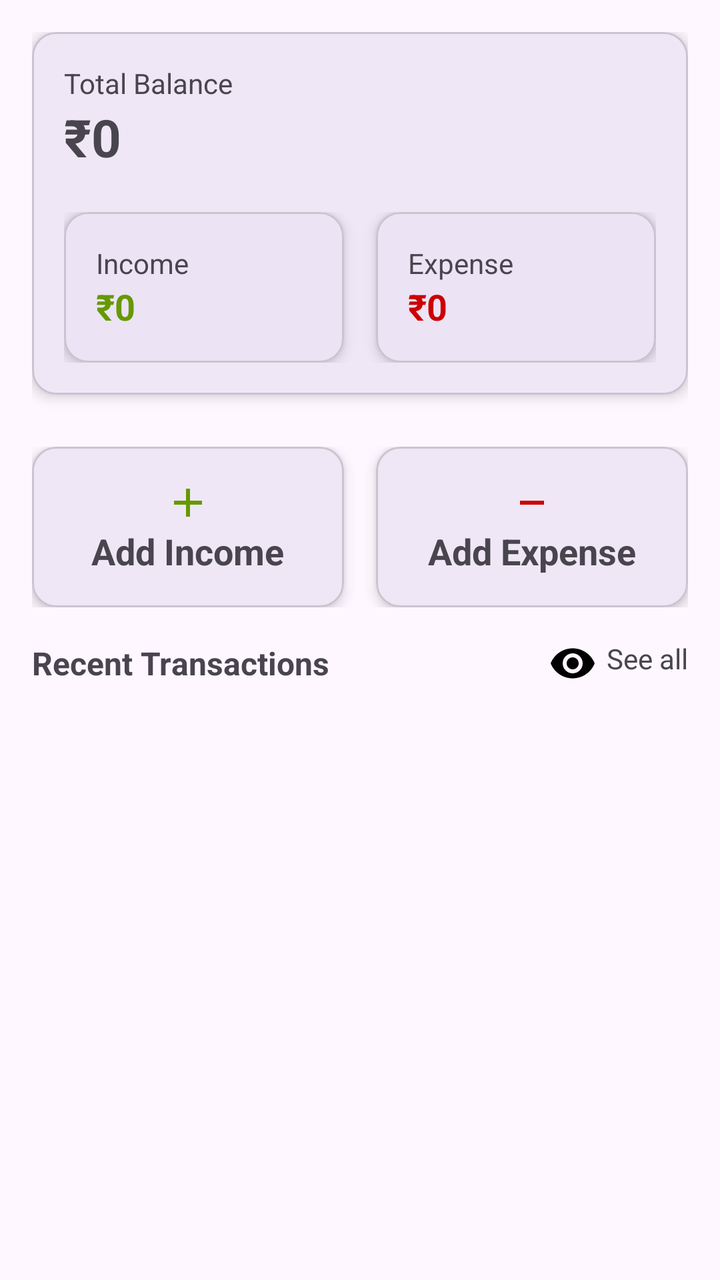
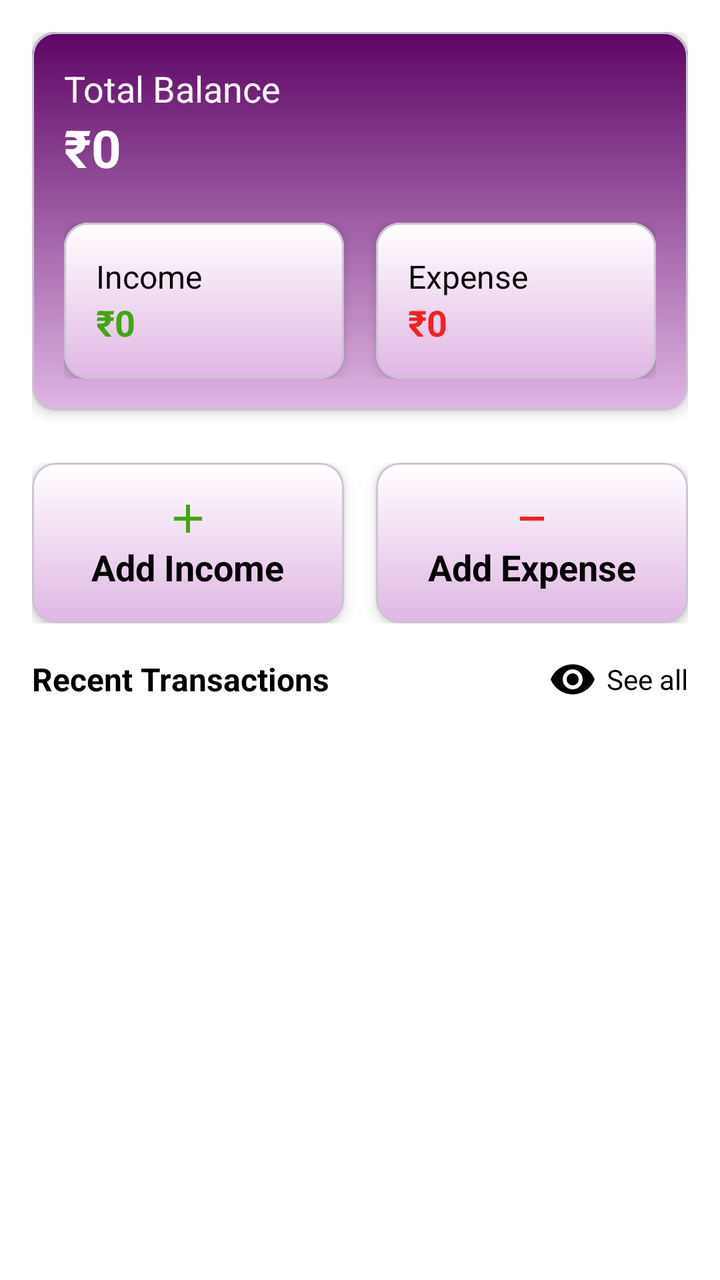

Screens rendered from an Android XML layout before and after an edit, with the pre-edit source and the edit as a unified diff.
<!-- AndroidManifest.xml: application theme Theme.ExpenseTracker -->
<!-- res/layout/fragment_home.xml -->
<?xml version="1.0" encoding="utf-8"?>
<androidx.core.widget.NestedScrollView xmlns:android="http://schemas.android.com/apk/res/android"
    xmlns:app="http://schemas.android.com/apk/res-auto"
    android:layout_width="match_parent"
    android:layout_height="match_parent"
    android:padding="16dp">

    <LinearLayout
        android:layout_width="match_parent"
        android:layout_height="wrap_content"
        android:orientation="vertical">

        
        <com.google.android.material.card.MaterialCardView
            android:layout_width="match_parent"
            android:layout_height="wrap_content"
            android:layout_marginBottom="16dp"
            app:cardElevation="4dp">

            <LinearLayout
                android:layout_width="match_parent"
                android:layout_height="wrap_content"
                android:orientation="vertical"
                android:padding="16dp">

                <TextView
                    android:layout_width="wrap_content"
                    android:layout_height="wrap_content"
                    android:text="Total Balance"
                    android:textSize="14sp" />

                <TextView
                    android:id="@+id/tvBalance"
                    android:layout_width="wrap_content"
                    android:layout_height="wrap_content"
                    android:text="₹0"
                    android:textSize="26sp"
                    android:textStyle="bold" />

                <LinearLayout
                    android:layout_width="match_parent"
                    android:layout_height="wrap_content"
                    android:layout_marginTop="20dp"
                    android:orientation="horizontal"
                    android:weightSum="2">

                    
                    <com.google.android.material.card.MaterialCardView
                        android:layout_width="0dp"
                        android:layout_height="wrap_content"
                        android:layout_marginEnd="8dp"
                        android:layout_weight="1"
                        app:cardElevation="4dp">

                        <LinearLayout
                            android:layout_width="match_parent"
                            android:layout_height="wrap_content"
                            android:orientation="vertical"
                            android:padding="16dp">

                            <TextView
                                android:layout_width="wrap_content"
                                android:layout_height="wrap_content"
                                android:text="Income" />

                            <TextView
                                android:id="@+id/tvIncome"
                                android:layout_width="wrap_content"
                                android:layout_height="wrap_content"
                                android:text="₹0"
                                android:textColor="@android:color/holo_green_dark"
                                android:textSize="18sp"
                                android:textStyle="bold" />
                        </LinearLayout>
                    </com.google.android.material.card.MaterialCardView>

                    
                    <com.google.android.material.card.MaterialCardView
                        android:layout_width="0dp"
                        android:layout_height="wrap_content"
                        android:layout_marginStart="8dp"
                        android:layout_weight="1"
                        app:cardElevation="4dp">

                        <LinearLayout
                            android:layout_width="match_parent"
                            android:layout_height="wrap_content"
                            android:orientation="vertical"
                            android:padding="16dp">

                            <TextView
                                android:layout_width="wrap_content"
                                android:layout_height="wrap_content"
                                android:text="Expense" />

                            <TextView
                                android:id="@+id/tvExpense"
                                android:layout_width="wrap_content"
                                android:layout_height="wrap_content"
                                android:text="₹0"
                                android:textColor="@android:color/holo_red_dark"
                                android:textSize="18sp"
                                android:textStyle="bold" />
                        </LinearLayout>
                    </com.google.android.material.card.MaterialCardView>

                </LinearLayout>

            </LinearLayout>
        </com.google.android.material.card.MaterialCardView>

        <LinearLayout
            android:layout_width="match_parent"
            android:layout_height="wrap_content"
            android:layout_marginTop="10dp"
            android:orientation="horizontal"
            android:weightSum="2">

            
            <com.google.android.material.card.MaterialCardView
                android:layout_width="0dp"
                android:layout_height="wrap_content"
                android:layout_marginEnd="8dp"
                android:layout_weight="1"
                app:cardElevation="4dp">

                <LinearLayout
                    android:id="@+id/lnrAddIncome"
                    android:layout_width="match_parent"
                    android:layout_height="wrap_content"
                    android:orientation="vertical"
                    android:padding="16dp"
                    android:clickable="true"
                    android:gravity="center">

                    <ImageView
                        android:layout_width="wrap_content"
                        android:layout_height="wrap_content"
                        android:src="@drawable/ic_add" />

                    <TextView
                        android:id="@+id/tvAddIcome"
                        android:layout_width="wrap_content"
                        android:layout_height="wrap_content"
                        android:text="Add Income"
                        android:textSize="18sp"
                        android:textStyle="bold" />
                </LinearLayout>
            </com.google.android.material.card.MaterialCardView>

            
            <com.google.android.material.card.MaterialCardView
                android:layout_width="0dp"
                android:layout_height="wrap_content"
                android:layout_marginStart="8dp"
                android:layout_weight="1"
                app:cardElevation="4dp">

                <LinearLayout
                    android:id="@+id/lnrAddExpense"
                    android:layout_width="match_parent"
                    android:layout_height="wrap_content"
                    android:orientation="vertical"
                    android:padding="16dp"
                    android:gravity="center">

                    <ImageView
                        android:layout_width="wrap_content"
                        android:layout_height="wrap_content"
                        android:src="@drawable/ic_minus" />

                    <TextView
                        android:id="@+id/tvAddExpense"
                        android:layout_width="wrap_content"
                        android:layout_height="wrap_content"
                        android:text="Add Expense"
                        android:textSize="18sp"
                        android:textStyle="bold" />
                </LinearLayout>
            </com.google.android.material.card.MaterialCardView>
        </LinearLayout>

        
        <LinearLayout
            android:layout_width="match_parent"
            android:layout_height="wrap_content"
            android:layout_marginTop="16dp"
            android:orientation="horizontal"
            android:gravity="center_vertical">

            <TextView
                android:layout_width="0dp"
                android:layout_height="wrap_content"
                android:layout_weight="1"
                android:text="Recent Transactions"
                android:textSize="16sp"
                android:textStyle="bold" />

            <LinearLayout
                android:id="@+id/lnrSeeAll"
                android:layout_width="wrap_content"
                android:layout_height="wrap_content">
                <ImageView
                    android:layout_width="wrap_content"
                    android:layout_height="wrap_content"
                    android:src="@drawable/ic_eye"
                    android:layout_marginRight="5dp"/>

                <TextView
                    android:id="@+id/tvSeeAll"
                    android:layout_width="wrap_content"
                    android:layout_height="wrap_content"
                    android:text="See all"
                    android:textSize="14sp"
                    android:clickable="true"
                    android:focusable="true" />
            </LinearLayout>


        </LinearLayout>

        <androidx.recyclerview.widget.RecyclerView
            android:id="@+id/rvRecent"
            android:layout_width="match_parent"
            android:layout_height="wrap_content" />

    </LinearLayout>
</androidx.core.widget.NestedScrollView>
<!-- resources referenced by this layout -->
<resources>
  <!-- drawable ic_add (drawable) -->
  <vector xmlns:android="http://schemas.android.com/apk/res/android" android:height="24dp" android:tint="#ff669900" android:viewportHeight="24" android:viewportWidth="24" android:width="24dp">
        
      <path android:fillColor="@android:color/white" android:pathData="M19,13h-6v6h-2v-6H5v-2h6V5h2v6h6v2z"/>
      
  </vector>
  <!-- drawable ic_eye (drawable) -->
  <vector xmlns:android="http://schemas.android.com/apk/res/android" android:height="24dp" android:tint="#000000" android:viewportHeight="24" android:viewportWidth="24" android:width="24dp">
        
      <path android:fillColor="@android:color/white" android:pathData="M12,4.5C7,4.5 2.73,7.61 1,12c1.73,4.39 6,7.5 11,7.5s9.27,-3.11 11,-7.5c-1.73,-4.39 -6,-7.5 -11,-7.5zM12,17c-2.76,0 -5,-2.24 -5,-5s2.24,-5 5,-5 5,2.24 5,5 -2.24,5 -5,5zM12,9c-1.66,0 -3,1.34 -3,3s1.34,3 3,3 3,-1.34 3,-3 -1.34,-3 -3,-3z"/>
      
  </vector>
  <!-- drawable ic_minus (drawable) -->
  <vector xmlns:android="http://schemas.android.com/apk/res/android" android:height="24dp" android:tint="#ffcc0000" android:viewportHeight="960" android:viewportWidth="960" android:width="24dp">
        
      <path android:fillColor="@android:color/white" android:pathData="M240,520L240,440L720,440L720,520L240,520Z"/>
      
  </vector>
  <style name="Theme.ExpenseTracker" parent="Theme.Material3.DayNight.NoActionBar" />
</resources>

<!-- the commit's change to res/layout/fragment_home.xml (unified diff, before → after) -->
@@ -3,6 +3,7 @@
     xmlns:app="http://schemas.android.com/apk/res-auto"
     android:layout_width="match_parent"
     android:layout_height="match_parent"
+    android:background="@color/white"
     android:padding="16dp">
 
     <LinearLayout
@@ -20,20 +21,23 @@
             <LinearLayout
                 android:layout_width="match_parent"
                 android:layout_height="wrap_content"
+                android:background="@drawable/bg_purple_color"
                 android:orientation="vertical"
                 android:padding="16dp">
 
                 <TextView
                     android:layout_width="wrap_content"
                     android:layout_height="wrap_content"
-                    android:text="Total Balance"
-                    android:textSize="14sp" />
+                    android:text="@string/total_balance"
+                    android:textColor="@color/white"
+                    android:textSize="18sp" />
 
                 <TextView
                     android:id="@+id/tvBalance"
                     android:layout_width="wrap_content"
                     android:layout_height="wrap_content"
                     android:text="₹0"
+                    android:textColor="@color/white"
                     android:textSize="26sp"
                     android:textStyle="bold" />
 
@@ -55,20 +59,23 @@
                         <LinearLayout
                             android:layout_width="match_parent"
                             android:layout_height="wrap_content"
+                            android:background="@drawable/bg_light_color"
                             android:orientation="vertical"
                             android:padding="16dp">
 
                             <TextView
                                 android:layout_width="wrap_content"
                                 android:layout_height="wrap_content"
-                                android:text="Income" />
+                                android:text="@string/income_s"
+                                android:textColor="@color/black"
+                                android:textSize="16sp" />
 
                             <TextView
                                 android:id="@+id/tvIncome"
                                 android:layout_width="wrap_content"
                                 android:layout_height="wrap_content"
                                 android:text="₹0"
-                                android:textColor="@android:color/holo_green_dark"
+                                android:textColor="#42A611"
                                 android:textSize="18sp"
                                 android:textStyle="bold" />
                         </LinearLayout>
@@ -85,20 +92,23 @@
                         <LinearLayout
                             android:layout_width="match_parent"
                             android:layout_height="wrap_content"
+                            android:background="@drawable/bg_light_color"
                             android:orientation="vertical"
                             android:padding="16dp">
 
                             <TextView
                                 android:layout_width="wrap_content"
                                 android:layout_height="wrap_content"
-                                android:text="Expense" />
+                                android:text="@string/expense_s"
+                                android:textColor="@color/black"
+                                android:textSize="16sp" />
 
                             <TextView
                                 android:id="@+id/tvExpense"
                                 android:layout_width="wrap_content"
                                 android:layout_height="wrap_content"
                                 android:text="₹0"
-                                android:textColor="@android:color/holo_red_dark"
+                                android:textColor="#F81F1F"
                                 android:textSize="18sp"
                                 android:textStyle="bold" />
                         </LinearLayout>
@@ -128,10 +138,11 @@
                     android:id="@+id/lnrAddIncome"
                     android:layout_width="match_parent"
                     android:layout_height="wrap_content"
+                    android:background="@drawable/bg_light_color"
+                    android:clickable="true"
+                    android:gravity="center"
                     android:orientation="vertical"
-                    android:padding="16dp"
-                    android:clickable="true"
-                    android:gravity="center">
+                    android:padding="16dp">
 
                     <ImageView
                         android:layout_width="wrap_content"
@@ -142,7 +153,8 @@
                         android:id="@+id/tvAddIcome"
                         android:layout_width="wrap_content"
                         android:layout_height="wrap_content"
-                        android:text="Add Income"
+                        android:text="@string/add_income"
+                        android:textColor="@color/black"
                         android:textSize="18sp"
                         android:textStyle="bold" />
                 </LinearLayout>
@@ -160,9 +172,10 @@
                     android:id="@+id/lnrAddExpense"
                     android:layout_width="match_parent"
                     android:layout_height="wrap_content"
+                    android:background="@drawable/bg_light_color"
+                    android:gravity="center"
                     android:orientation="vertical"
-                    android:padding="16dp"
-                    android:gravity="center">
+                    android:padding="16dp">
 
                     <ImageView
                         android:layout_width="wrap_content"
@@ -173,7 +186,8 @@
                         android:id="@+id/tvAddExpense"
                         android:layout_width="wrap_content"
                         android:layout_height="wrap_content"
-                        android:text="Add Expense"
+                        android:text="@string/add_expense"
+                        android:textColor="@color/black"
                         android:textSize="18sp"
                         android:textStyle="bold" />
                 </LinearLayout>
@@ -185,35 +199,39 @@
             android:layout_width="match_parent"
             android:layout_height="wrap_content"
             android:layout_marginTop="16dp"
-            android:orientation="horizontal"
-            android:gravity="center_vertical">
+            android:gravity="center_vertical"
+            android:orientation="horizontal">
 
             <TextView
                 android:layout_width="0dp"
                 android:layout_height="wrap_content"
                 android:layout_weight="1"
-                android:text="Recent Transactions"
+                android:text="@string/recent_transactions"
+                android:textColor="@color/black"
                 android:textSize="16sp"
                 android:textStyle="bold" />
 
             <LinearLayout
                 android:id="@+id/lnrSeeAll"
                 android:layout_width="wrap_content"
-                android:layout_height="wrap_content">
+                android:layout_height="wrap_content"
+                android:gravity="center">
+
                 <ImageView
                     android:layout_width="wrap_content"
                     android:layout_height="wrap_content"
-                    android:src="@drawable/ic_eye"
-                    android:layout_marginRight="5dp"/>
+                    android:layout_marginRight="5dp"
+                    android:src="@drawable/ic_eye" />
 
                 <TextView
                     android:id="@+id/tvSeeAll"
                     android:layout_width="wrap_content"
                     android:layout_height="wrap_content"
-                    android:text="See all"
-                    android:textSize="14sp"
                     android:clickable="true"
-                    android:focusable="true" />
+                    android:focusable="true"
+                    android:text="@string/see_all"
+                    android:textColor="@color/black"
+                    android:textSize="14sp" />
             </LinearLayout>
 
 
<!-- resource entries referenced after the edit -->
@@ -1,7 +1,23 @@
 <!-- resources referenced by this layout -->
 <resources>
+  <color name="black">#FF000000</color>
+  <color name="white">#FFFFFFFF</color>
+  <!-- drawable bg_light_color (drawable) -->
+  <shape xmlns:android="http://schemas.android.com/apk/res/android">
+      <gradient
+          android:angle="270"
+          android:endColor="@color/light_purple"
+          android:startColor="@color/white" />
+  </shape>
+  <!-- drawable bg_purple_color (drawable) -->
+  <shape xmlns:android="http://schemas.android.com/apk/res/android">
+      <gradient
+          android:angle="270"
+          android:endColor="@color/light_purple"
+          android:startColor="@color/purple" />
+  </shape>
   <!-- drawable ic_add (drawable) -->
-  <vector xmlns:android="http://schemas.android.com/apk/res/android" android:height="24dp" android:tint="#ff669900" android:viewportHeight="24" android:viewportWidth="24" android:width="24dp">
+  <vector xmlns:android="http://schemas.android.com/apk/res/android" android:height="24dp" android:tint="@color/green" android:viewportHeight="24" android:viewportWidth="24" android:width="24dp">
         
       <path android:fillColor="@android:color/white" android:pathData="M19,13h-6v6h-2v-6H5v-2h6V5h2v6h6v2z"/>
       
@@ -13,11 +29,22 @@
       
   </vector>
   <!-- drawable ic_minus (drawable) -->
-  <vector xmlns:android="http://schemas.android.com/apk/res/android" android:height="24dp" android:tint="#ffcc0000" android:viewportHeight="960" android:viewportWidth="960" android:width="24dp">
+  <vector xmlns:android="http://schemas.android.com/apk/res/android" android:height="24dp" android:tint="@color/red" android:viewportHeight="960" android:viewportWidth="960" android:width="24dp">
         
       <path android:fillColor="@android:color/white" android:pathData="M240,520L240,440L720,440L720,520L240,520Z"/>
       
   </vector>
-  <style name="Theme.ExpenseTracker" parent="Theme.Material3.DayNight.NoActionBar" />
+  <string name="add_expense">Add Expense</string>
+  <string name="add_income">Add Income</string>
+  <string name="expense_s">Expense</string>
+  <string name="income_s">Income</string>
+  <string name="recent_transactions">Recent Transactions</string>
+  <string name="see_all">See all</string>
+  <string name="total_balance">Total Balance</string>
+  <style name="Theme.ExpenseTracker" parent="Theme.Material3.Light.NoActionBar" />
+  <color name="light_purple">#E0B6E4</color>
+  <color name="purple">#5D0565</color>
+  <color name="green">#42A611</color>
+  <color name="red">#F81F1F</color>
 </resources>
 
